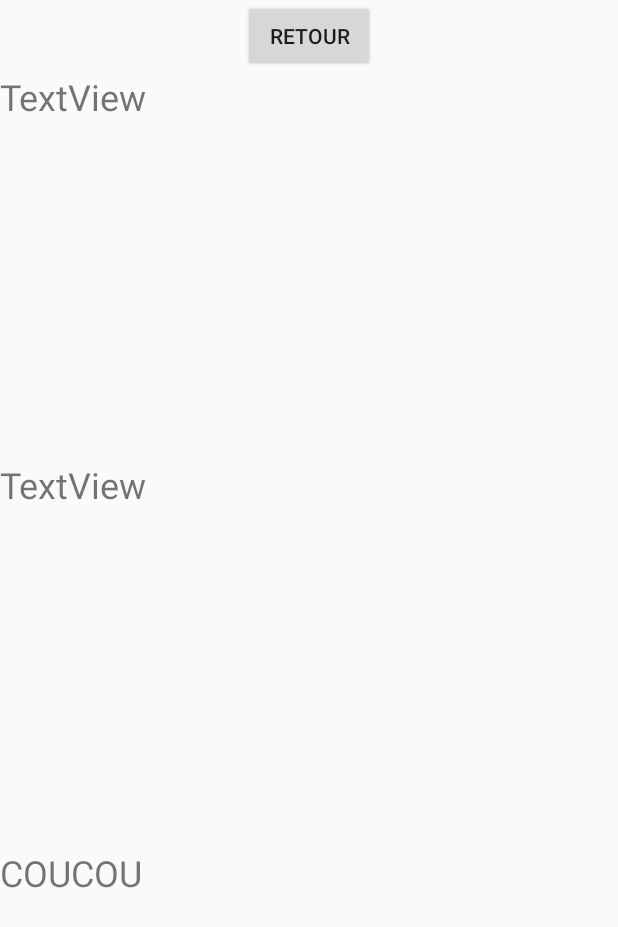
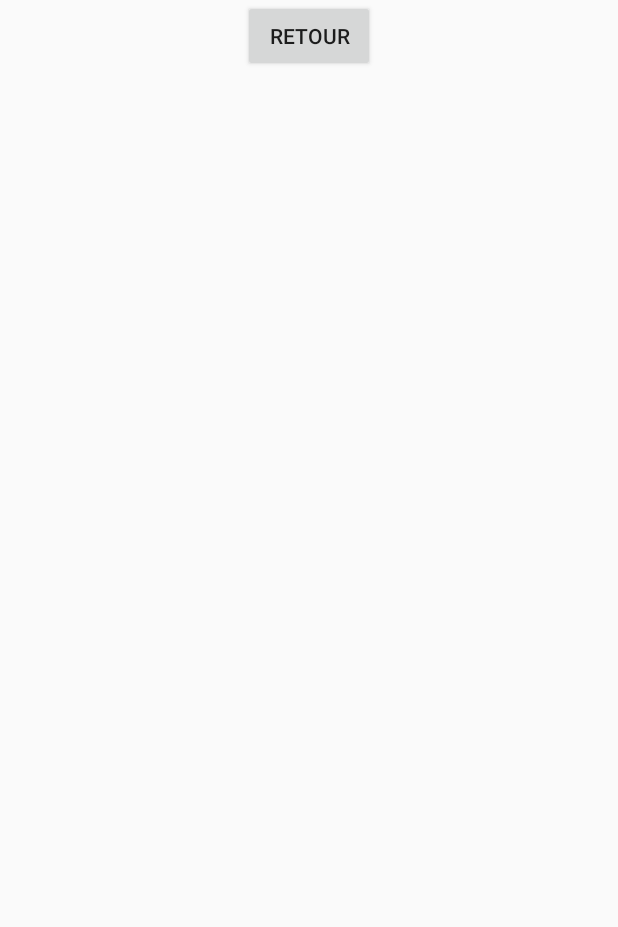
Before and after one commit to EnkiGs/HardestGame, an Android app: the layout activity_game.xml on its own in the app's theme, with its tools: preview values and no code run, on a phone screen of 412 x 824 dp. Shown: the top 927 px of the screen. Run offline under Robolectric (Android 15) with nearby library versions, the phone set to English and light mode, and no system bars; Roboto replaces fonts that are not available here.

Commit message:
rien de plus

```diff
--- a/app/src/main/res/layout/activity_game.xml
+++ b/app/src/main/res/layout/activity_game.xml
@@ -15,28 +15,4 @@
         android:layout_gravity="center"
         android:text="Retour" />
 
-    <TextView
-        android:id="@+id/textview_sensor1"
-        android:layout_width="match_parent"
-        android:layout_height="wrap_content"
-        android:layout_weight="1"
-        android:text="TextView"
-        android:textSize="24sp" />
-
-    <TextView
-        android:id="@+id/textview_sensor2"
-        android:layout_width="match_parent"
-        android:layout_height="wrap_content"
-        android:layout_weight="1"
-        android:text="TextView"
-        android:textSize="24sp" />
-
-    <TextView
-        android:id="@+id/textview_sensor3"
-        android:layout_width="match_parent"
-        android:layout_height="wrap_content"
-        android:layout_weight="1"
-        android:text="COUCOU"
-        android:textSize="24sp" />
-
 </LinearLayout>
```
Also changed, not shown: app/src/main/java/iut/projet/hardestgame/controllers/GameActivity.java (+54 -44 lines), app/src/main/java/iut/projet/hardestgame/controllers/GameLoop.java (+18 -85 lines), app/src/main/java/iut/projet/hardestgame/views/GameView.java (+2 -45 lines).
